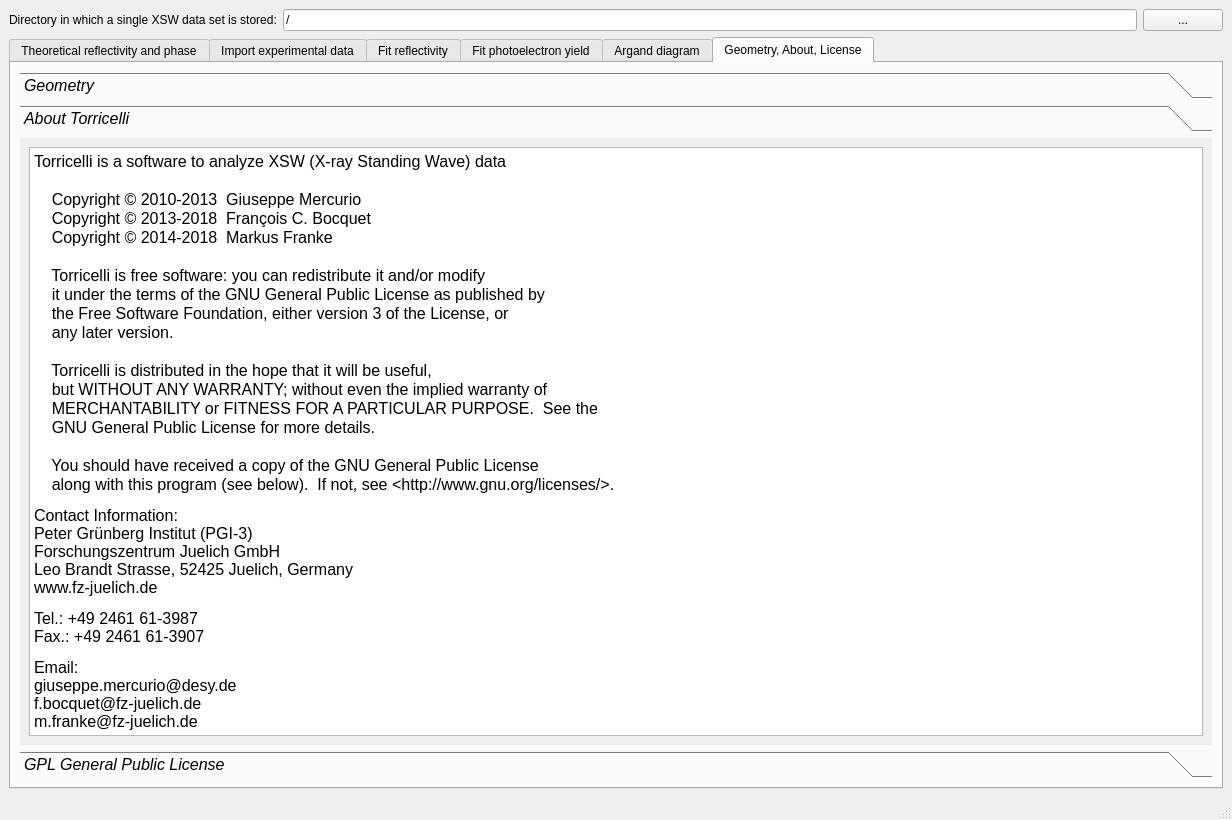
The window that imports/GUI_MainWindow.ui (fposseik/Torricelli) describes before a commit, drawn with Qt 5.
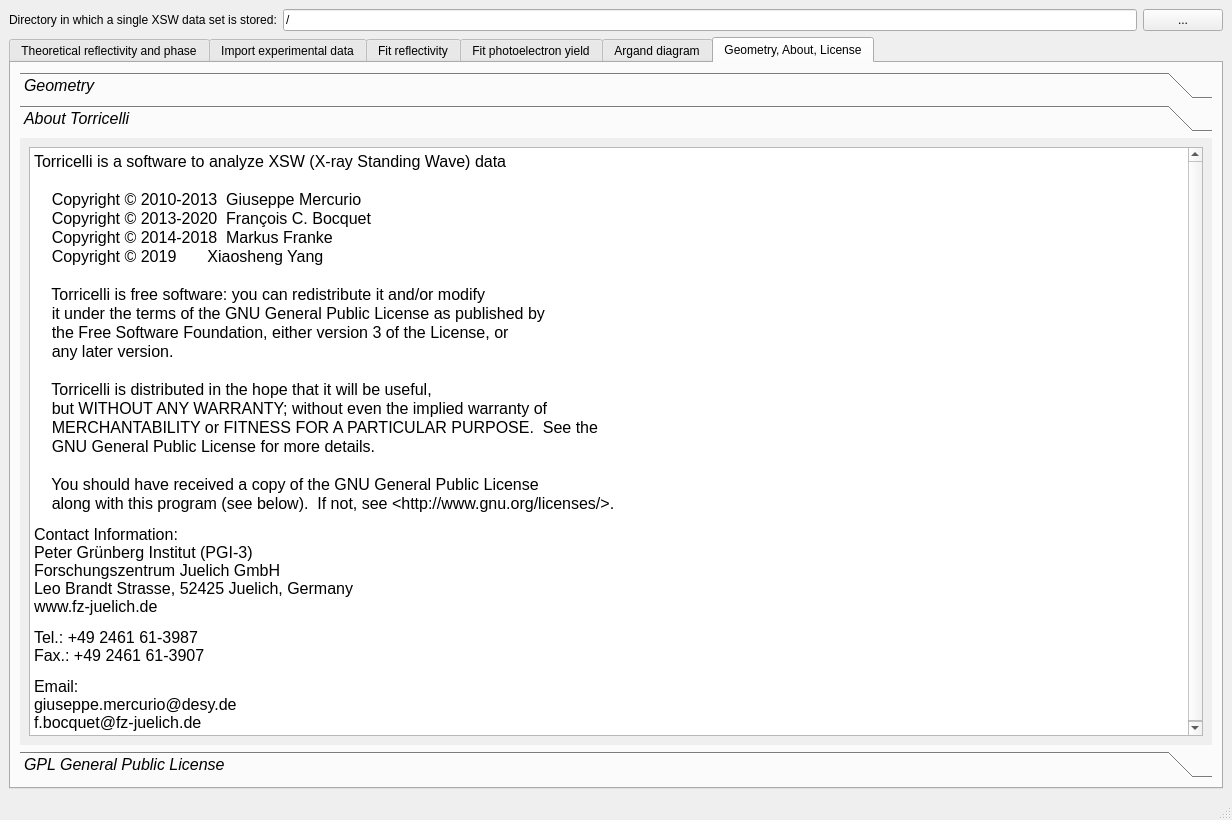
The same window after the commit. The open tabs and pages were chosen to show the change.

Commit message: update the copyright notices, and make the versioning manual. Now v 4.0.beta

What changed in the file:
```diff
--- a/imports/GUI_MainWindow.ui
+++ b/imports/GUI_MainWindow.ui
@@ -7407,8 +7407,8 @@
             <rect>
              <x>0</x>
              <y>0</y>
-             <width>98</width>
-             <height>93</height>
+             <width>1192</width>
+             <height>587</height>
             </rect>
            </property>
            <attribute name="label">
@@ -7424,12 +7424,13 @@
                <string>&lt;!DOCTYPE HTML PUBLIC &quot;-//W3C//DTD HTML 4.0//EN&quot; &quot;http://www.w3.org/TR/REC-html40/strict.dtd&quot;&gt;
 &lt;html&gt;&lt;head&gt;&lt;meta name=&quot;qrichtext&quot; content=&quot;1&quot; /&gt;&lt;style type=&quot;text/css&quot;&gt;
 p, li { white-space: pre-wrap; }
-&lt;/style&gt;&lt;/head&gt;&lt;body style=&quot; font-family:'Ubuntu'; font-size:12pt; font-weight:400; font-style:italic;&quot;&gt;
+&lt;/style&gt;&lt;/head&gt;&lt;body style=&quot; font-family:'Noto Sans'; font-size:12pt; font-weight:400; font-style:italic;&quot;&gt;
 &lt;p style=&quot; margin-top:0px; margin-bottom:0px; margin-left:0px; margin-right:0px; -qt-block-indent:0; text-indent:0px;&quot;&gt;&lt;span style=&quot; font-family:'Courier New,courier'; font-style:normal;&quot;&gt;Torricelli is a software to analyze XSW (X-ray Standing Wave) data&lt;/span&gt;&lt;/p&gt;
 &lt;p style=&quot;-qt-paragraph-type:empty; margin-top:0px; margin-bottom:0px; margin-left:0px; margin-right:0px; -qt-block-indent:0; text-indent:0px; font-family:'Sans Serif'; font-style:normal;&quot;&gt;&lt;br /&gt;&lt;/p&gt;
 &lt;p style=&quot; margin-top:0px; margin-bottom:0px; margin-left:0px; margin-right:0px; -qt-block-indent:0; text-indent:0px;&quot;&gt;&lt;span style=&quot; font-family:'Courier New,courier'; font-style:normal;&quot;&gt;    Copyright &lt;/span&gt;&lt;span style=&quot; font-family:'Sans Serif'; font-style:normal;&quot;&gt;©&lt;/span&gt;&lt;span style=&quot; font-family:'Courier New,courier'; font-style:normal;&quot;&gt; 2010-2013  Giuseppe Mercurio&lt;/span&gt;&lt;/p&gt;
-&lt;p style=&quot; margin-top:0px; margin-bottom:0px; margin-left:0px; margin-right:0px; -qt-block-indent:0; text-indent:0px;&quot;&gt;&lt;span style=&quot; font-family:'Courier New,courier'; font-style:normal;&quot;&gt;    Copyright &lt;/span&gt;&lt;span style=&quot; font-family:'Sans Serif'; font-style:normal;&quot;&gt;©&lt;/span&gt;&lt;span style=&quot; font-family:'Courier New,courier'; font-style:normal;&quot;&gt; 2013-2018  François C. Bocquet&lt;/span&gt;&lt;/p&gt;
+&lt;p style=&quot; margin-top:0px; margin-bottom:0px; margin-left:0px; margin-right:0px; -qt-block-indent:0; text-indent:0px;&quot;&gt;&lt;span style=&quot; font-family:'Courier New,courier'; font-style:normal;&quot;&gt;    Copyright &lt;/span&gt;&lt;span style=&quot; font-family:'Sans Serif'; font-style:normal;&quot;&gt;©&lt;/span&gt;&lt;span style=&quot; font-family:'Courier New,courier'; font-style:normal;&quot;&gt; 2013-2020  François C. Bocquet&lt;/span&gt;&lt;/p&gt;
 &lt;p style=&quot; margin-top:0px; margin-bottom:0px; margin-left:0px; margin-right:0px; -qt-block-indent:0; text-indent:0px;&quot;&gt;&lt;span style=&quot; font-family:'Courier New,courier'; font-style:normal;&quot;&gt;    Copyright &lt;/span&gt;&lt;span style=&quot; font-family:'Sans Serif'; font-style:normal;&quot;&gt;©&lt;/span&gt;&lt;span style=&quot; font-family:'Courier New,courier'; font-style:normal;&quot;&gt; 2014-2018  Markus Franke&lt;/span&gt;&lt;/p&gt;
+&lt;p style=&quot; margin-top:0px; margin-bottom:0px; margin-left:0px; margin-right:0px; -qt-block-indent:0; text-indent:0px;&quot;&gt;&lt;span style=&quot; font-family:'Courier New,courier'; font-style:normal;&quot;&gt;    Copyright &lt;/span&gt;&lt;span style=&quot; font-family:'Sans Serif'; font-style:normal;&quot;&gt;©&lt;/span&gt;&lt;span style=&quot; font-family:'Courier New,courier'; font-style:normal;&quot;&gt; 2019       Xiaosheng Yang&lt;/span&gt;&lt;/p&gt;
 &lt;p style=&quot;-qt-paragraph-type:empty; margin-top:0px; margin-bottom:0px; margin-left:0px; margin-right:0px; -qt-block-indent:0; text-indent:0px; font-family:'Courier New,courier'; font-style:normal;&quot;&gt;&lt;br /&gt;&lt;/p&gt;
 &lt;p style=&quot; margin-top:0px; margin-bottom:0px; margin-left:0px; margin-right:0px; -qt-block-indent:0; text-indent:0px;&quot;&gt;&lt;span style=&quot; font-family:'Courier New,courier'; font-style:normal;&quot;&gt;    Torricelli is free software: you can redistribute it and/or modify&lt;/span&gt;&lt;/p&gt;
 &lt;p style=&quot; margin-top:0px; margin-bottom:0px; margin-left:0px; margin-right:0px; -qt-block-indent:0; text-indent:0px;&quot;&gt;&lt;span style=&quot; font-family:'Courier New,courier'; font-style:normal;&quot;&gt;    it under the terms of the GNU General Public License as published by&lt;/span&gt;&lt;/p&gt;
@@ -7445,7 +7446,7 @@
 &lt;p style=&quot; margin-top:0px; margin-bottom:12px; margin-left:0px; margin-right:0px; -qt-block-indent:0; text-indent:0px;&quot;&gt;&lt;span style=&quot; font-family:'Courier New,courier'; font-style:normal;&quot;&gt;    along with this program (see below).  If not, see &amp;lt;http://www.gnu.org/licenses/&amp;gt;.&lt;/span&gt;&lt;/p&gt;
 &lt;p style=&quot; margin-top:0px; margin-bottom:12px; margin-left:0px; margin-right:0px; -qt-block-indent:0; text-indent:0px;&quot;&gt;&lt;span style=&quot; font-family:'Courier New,courier'; font-style:normal;&quot;&gt;Contact Information:&lt;br /&gt;Peter Grünberg Institut (PGI-3)&lt;br /&gt;Forschungszentrum Juelich GmbH&lt;br /&gt;Leo Brandt Strasse, 52425 Juelich, Germany&lt;br /&gt;www.fz-juelich.de&lt;/span&gt;&lt;/p&gt;
 &lt;p style=&quot; margin-top:0px; margin-bottom:12px; margin-left:0px; margin-right:0px; -qt-block-indent:0; text-indent:0px;&quot;&gt;&lt;span style=&quot; font-family:'Courier New,courier'; font-style:normal;&quot;&gt;Tel.: +49 2461 61-3987&lt;br /&gt;Fax.: +49 2461 61-3907&lt;/span&gt;&lt;/p&gt;
-&lt;p style=&quot; margin-top:0px; margin-bottom:12px; margin-left:0px; margin-right:0px; -qt-block-indent:0; text-indent:0px;&quot;&gt;&lt;span style=&quot; font-family:'Courier New,courier'; font-style:normal;&quot;&gt;Email:&lt;br /&gt;giuseppe.mercurio@desy.de&lt;br /&gt;f.bocquet@fz-juelich.de&lt;br /&gt;m.franke@fz-juelich.de&lt;/span&gt;&lt;/p&gt;&lt;/body&gt;&lt;/html&gt;</string>
+&lt;p style=&quot; margin-top:0px; margin-bottom:12px; margin-left:0px; margin-right:0px; -qt-block-indent:0; text-indent:0px;&quot;&gt;&lt;span style=&quot; font-family:'Courier New,courier'; font-style:normal;&quot;&gt;Email:&lt;br /&gt;giuseppe.mercurio@desy.de&lt;br /&gt;f.bocquet@fz-juelich.de&lt;/span&gt;&lt;/p&gt;&lt;/body&gt;&lt;/html&gt;</string>
               </property>
              </widget>
             </item>
```
Left out of the diff: 12 changed lines with no effect on the pictures. The commit also changes 2 other files.
